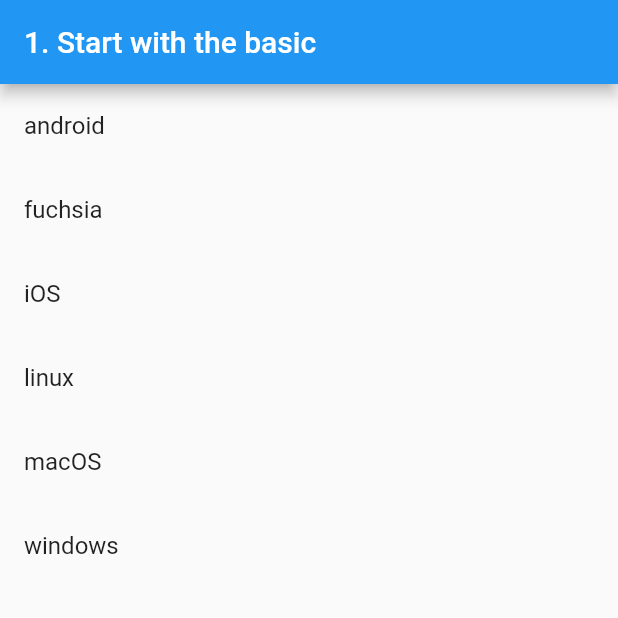
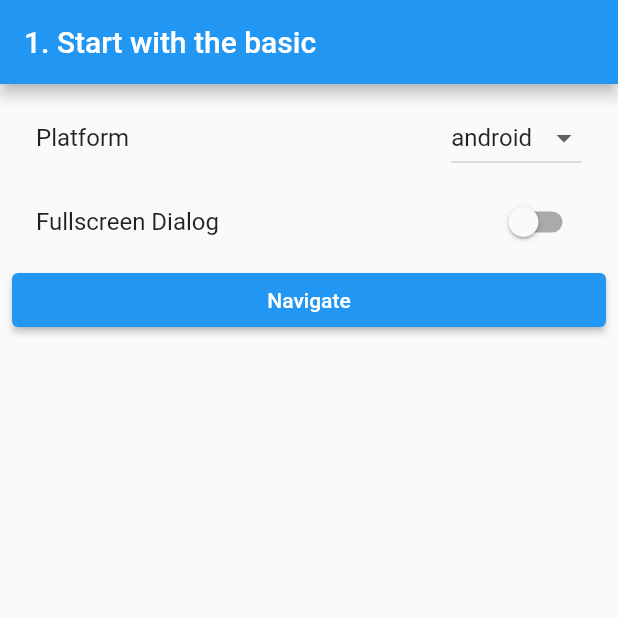
Before and after one commit to BobbyStatev/SmoothTransitionsFlutter, a Flutter app: the FirstPage screen opened directly, on a phone screen of 412 x 824 dp, the top half of it. Run offline on Flutter 3.47's test engine with Material 2 defaults, Android fonts, the phone set to English and light mode, and no system bars.

Commit message:
Add Fullscreen dialog option

```diff
--- a/lib/1_basic/navigator.dart
+++ b/lib/1_basic/navigator.dart
@@ -4,11 +4,13 @@ class MyNavigator {
   void push(
     BuildContext context, {
     required Widget toScreen,
+    required bool fullscreenDialog,
   }) {
     Navigator.push(
       context,
       MaterialPageRoute(
         builder: (context) => toScreen,
+        fullscreenDialog: fullscreenDialog,
       ),
     );
   }
--- a/lib/1_basic/notifier.dart
+++ b/lib/1_basic/notifier.dart
@@ -4,8 +4,18 @@ class PlatformNotifier extends ChangeNotifier {
   TargetPlatform? _targetPlatform;
   TargetPlatform? get targetPlatform => _targetPlatform;
 
-  void update(TargetPlatform newPlatform) {
+  void update(TargetPlatform? newPlatform) {
     _targetPlatform = newPlatform;
     notifyListeners();
   }
 }
+
+class FullscreenDialogNotifier extends ChangeNotifier {
+  bool _isSelected = false;
+  bool get isSelected => _isSelected;
+
+  void update(bool isSelected) {
+    _isSelected = isSelected;
+    notifyListeners();
+  }
+}
--- a/lib/1_basic/page.dart
+++ b/lib/1_basic/page.dart
@@ -1,9 +1,7 @@
 import 'package:flutter/material.dart';
 import 'package:provider/provider.dart';
-
-import '../second_screen.dart';
-import 'main.dart';
-import 'navigator.dart';
+import 'package:smooth_transitions/1_basic/navigator.dart';
+import 'package:smooth_transitions/second_screen.dart';
 import 'notifier.dart';
 
 class FirstPage extends StatelessWidget {
@@ -17,22 +15,50 @@ class FirstPage extends StatelessWidget {
       appBar: AppBar(
         title: Text(title),
       ),
-      body: ListView.builder(
-        itemCount: TargetPlatform.values.length,
-        itemBuilder: (context, index) {
-          final item = TargetPlatform.values[index];
-          return ListTile(
-            title: Text(item.name),
-            onTap: () {
-              Provider.of<PlatformNotifier>(context, listen: false)
-                  .update(item);
+      body: ListView(
+        padding: const EdgeInsets.all(8),
+        children: [
+          ListTile(
+            title: const Text('Platform'),
+            trailing: DropdownButton<TargetPlatform>(
+              value: Theme.of(context).platform,
+              items: TargetPlatform.values
+                  .map(
+                    (item) => DropdownMenuItem<TargetPlatform>(
+                      value: item,
+                      child: Text(item.name),
+                    ),
+                  )
+                  .toList(),
+              onChanged: (targetPlatform) {
+                Provider.of<PlatformNotifier>(context, listen: false)
+                    .update(targetPlatform);
+              },
+            ),
+          ),
+          ListTile(
+            title: const Text('Fullscreen Dialog'),
+            trailing: Switch.adaptive(
+              value: Provider.of<FullscreenDialogNotifier>(context).isSelected,
+              onChanged: (newValue) {
+                Provider.of<FullscreenDialogNotifier>(context, listen: false)
+                    .update(newValue);
+              },
+            ),
+          ),
+          ElevatedButton(
+            onPressed: () {
               MyNavigator().push(
                 context,
                 toScreen: const SecondScreen(),
+                fullscreenDialog: Provider.of<FullscreenDialogNotifier>(context,
+                        listen: false)
+                    .isSelected,
               );
             },
-          );
-        },
+            child: const Text('Navigate'),
+          )
+        ],
       ),
     );
   }
```
Also changed, not shown: lib/1_basic/main.dart (+9 -2 lines).
